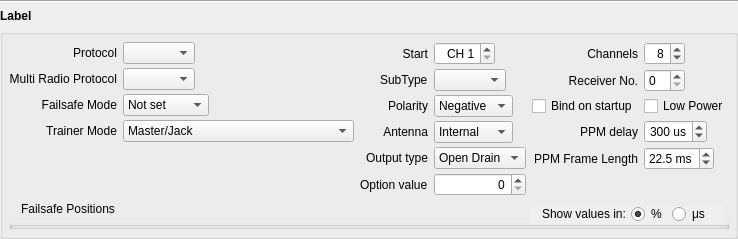
opentx/opentx, file companion/src/modeledit/setup_module.ui: the form before one commit.
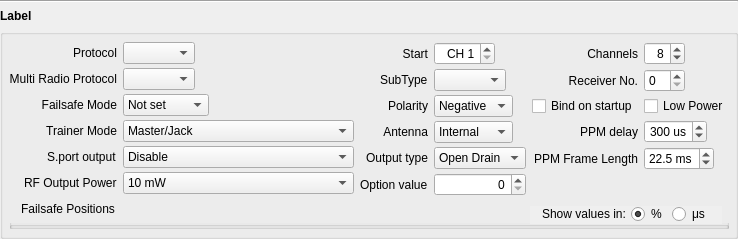
The form after the commit.

```diff
--- a/companion/src/modeledit/setup_module.ui
+++ b/companion/src/modeledit/setup_module.ui
@@ -667,6 +667,64 @@
           </item>
          </widget>
         </item>
+        <item row="4" column="0">
+         <widget class="QLabel" name="label_sportOut">
+          <property name="text">
+           <string>S.port output</string>
+          </property>
+         </widget>
+        </item>
+        <item row="4" column="1">
+         <widget class="QComboBox" name="sportOut">
+          <property name="currentText">
+           <string>Disable</string>
+          </property>
+          <property name="sizeAdjustPolicy">
+           <enum>QComboBox::AdjustToContents</enum>
+          </property>
+          <item>
+           <property name="text">
+            <string>Disable</string>
+           </property>
+          </item>
+          <item>
+           <property name="text">
+            <string>Enable</string>
+           </property>
+          </item>
+         </widget>
+        </item>
+        <item row="5" column="0">
+         <widget class="QLabel" name="label_r9mPower">
+          <property name="text">
+           <string>RF Output Power</string>
+          </property>
+         </widget>
+        </item>
+        <item row="5" column="1">
+         <widget class="QComboBox" name="r9mPower">
+          <item>
+           <property name="text">
+            <string>10 mW</string>
+           </property>
+          </item>
+          <item>
+           <property name="text">
+            <string>100 mW</string>
+           </property>
+          </item>
+          <item>
+           <property name="text">
+            <string>500 mW</string>
+           </property>
+          </item>
+          <item>
+           <property name="text">
+            <string>1000 mW</string>
+           </property>
+          </item>
+         </widget>
+        </item>
        </layout>
       </item>
       <item row="1" column="0" colspan="3">
```
